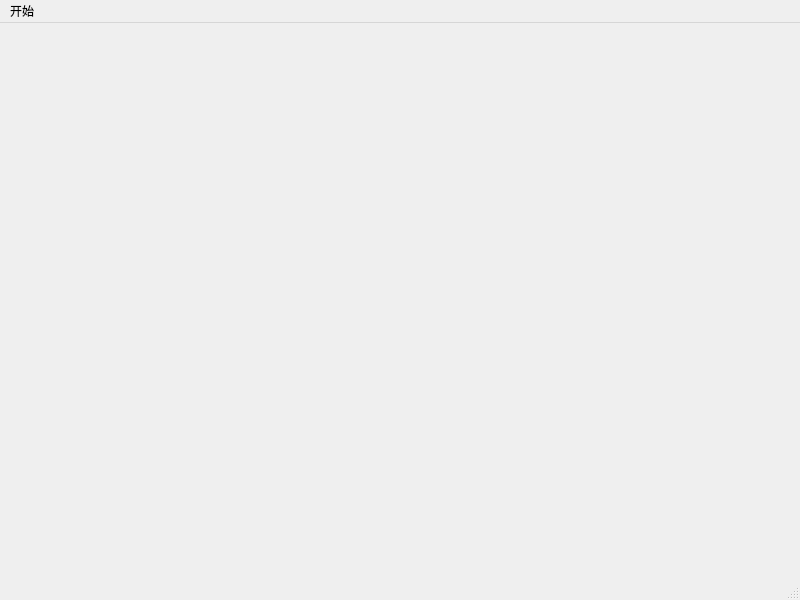
This is mainwindow.ui in llsunlight/STICKMAN as Qt 5 draws it before an edit. The edited form follows.
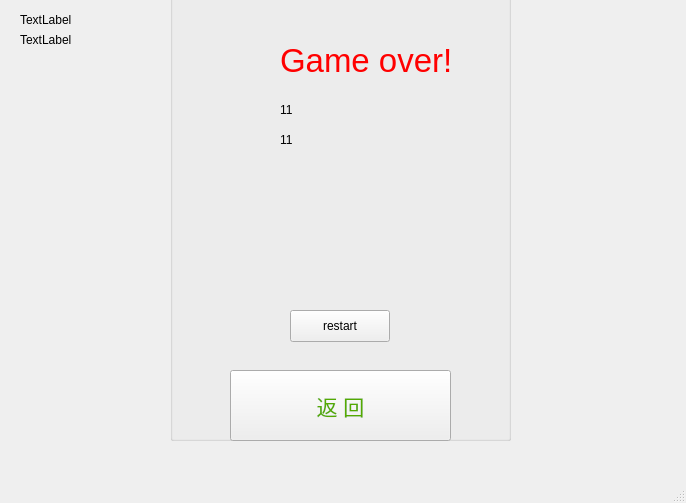
This is the edited form.

```diff
--- a/mainwindow.ui
+++ b/mainwindow.ui
@@ -6,30 +6,158 @@
    <rect>
     <x>0</x>
     <y>0</y>
-    <width>800</width>
-    <height>600</height>
+    <width>686</width>
+    <height>503</height>
    </rect>
   </property>
+  <property name="minimumSize">
+   <size>
+    <width>686</width>
+    <height>0</height>
+   </size>
+  </property>
   <property name="windowTitle">
    <string>MainWindow</string>
   </property>
-  <widget class="QWidget" name="centralwidget"/>
+  <widget class="QWidget" name="centralwidget">
+   <widget class="QGroupBox" name="groupBox">
+    <property name="geometry">
+     <rect>
+      <x>170</x>
+      <y>-10</y>
+      <width>341</width>
+      <height>451</height>
+     </rect>
+    </property>
+    <property name="styleSheet">
+     <string notr="true"/>
+    </property>
+    <property name="title">
+     <string/>
+    </property>
+    <widget class="QPushButton" name="return_main">
+     <property name="geometry">
+      <rect>
+       <x>60</x>
+       <y>380</y>
+       <width>221</width>
+       <height>71</height>
+      </rect>
+     </property>
+     <property name="styleSheet">
+      <string notr="true">color: rgb(85, 170, 0);
+font: 16pt;</string>
+     </property>
+     <property name="text">
+      <string>返 回</string>
+     </property>
+    </widget>
+    <widget class="QLabel" name="game_over">
+     <property name="geometry">
+      <rect>
+       <x>110</x>
+       <y>50</y>
+       <width>211</width>
+       <height>41</height>
+      </rect>
+     </property>
+     <property name="styleSheet">
+      <string notr="true">color: rgb(255, 0, 0);
+font: 25pt ;</string>
+     </property>
+     <property name="text">
+      <string>Game over!</string>
+     </property>
+    </widget>
+    <widget class="QPushButton" name="restart">
+     <property name="geometry">
+      <rect>
+       <x>120</x>
+       <y>320</y>
+       <width>100</width>
+       <height>32</height>
+      </rect>
+     </property>
+     <property name="text">
+      <string>restart</string>
+     </property>
+    </widget>
+    <widget class="QLabel" name="over_score">
+     <property name="geometry">
+      <rect>
+       <x>110</x>
+       <y>110</y>
+       <width>131</width>
+       <height>20</height>
+      </rect>
+     </property>
+     <property name="text">
+      <string>11</string>
+     </property>
+    </widget>
+    <widget class="QLabel" name="over_distance">
+     <property name="geometry">
+      <rect>
+       <x>110</x>
+       <y>140</y>
+       <width>181</width>
+       <height>20</height>
+      </rect>
+     </property>
+     <property name="text">
+      <string>11</string>
+     </property>
+    </widget>
+    <widget class="QLabel" name="pic">
+     <property name="geometry">
+      <rect>
+       <x>140</x>
+       <y>200</y>
+       <width>58</width>
+       <height>16</height>
+      </rect>
+     </property>
+     <property name="text">
+      <string/>
+     </property>
+    </widget>
+   </widget>
+   <widget class="QLabel" name="score">
+    <property name="geometry">
+     <rect>
+      <x>20</x>
+      <y>10</y>
+      <width>111</width>
+      <height>20</height>
+     </rect>
+    </property>
+    <property name="text">
+     <string>TextLabel</string>
+    </property>
+   </widget>
+   <widget class="QLabel" name="distance">
+    <property name="geometry">
+     <rect>
+      <x>20</x>
+      <y>30</y>
+      <width>151</width>
+      <height>20</height>
+     </rect>
+    </property>
+    <property name="text">
+     <string>TextLabel</string>
+    </property>
+   </widget>
+  </widget>
   <widget class="QMenuBar" name="menubar">
    <property name="geometry">
     <rect>
      <x>0</x>
      <y>0</y>
-     <width>800</width>
-     <height>37</height>
+     <width>686</width>
+     <height>22</height>
     </rect>
    </property>
-   <widget class="QMenu" name="menu">
-    <property name="title">
-     <string>开始</string>
-    </property>
-    <addaction name="actionquit"/>
-   </widget>
-   <addaction name="menu"/>
   </widget>
   <widget class="QStatusBar" name="statusbar"/>
   <action name="actionquit">
```
Left out of the diff: 5 changed lines with no effect on the pictures.
